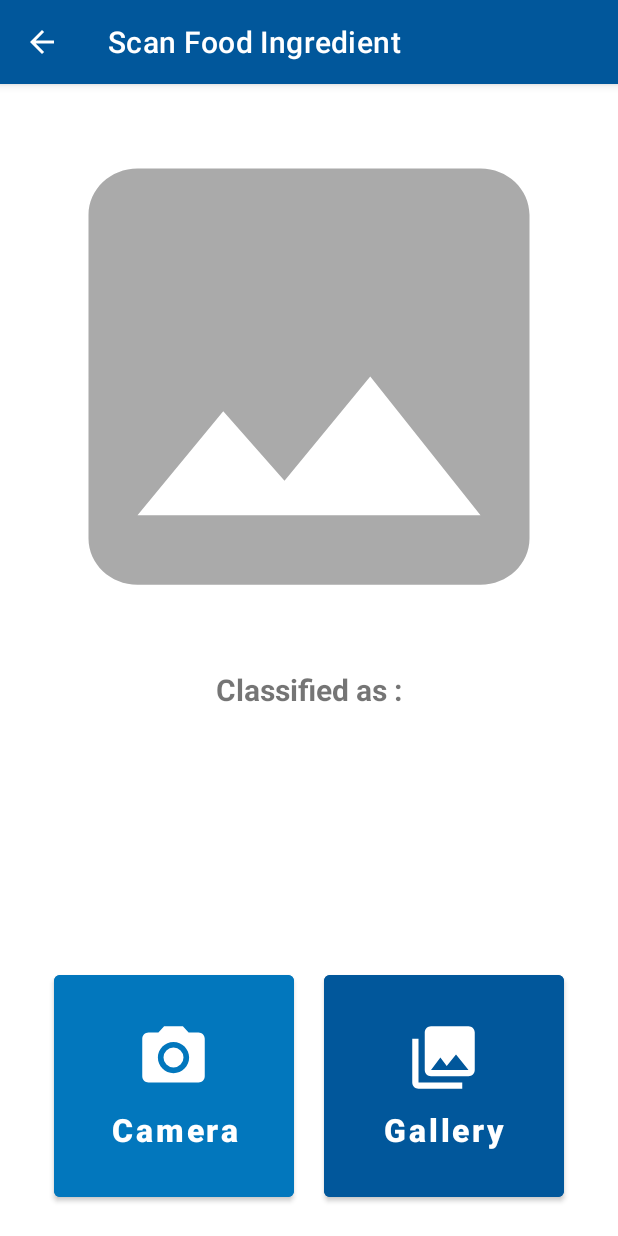
After one commit to HasyimAP/Bangkit-Project-2022, an Android app: the ScanFitnessActivity screen opened directly, with no data from a screen before it, on a phone screen of 412 x 824 dp. The commit adds this screen. Run offline under Robolectric (Android 15) with nearby library versions, the phone set to English and light mode, and no system bars; libraries missing offline, so code that uses them is left out: org.tensorflow.lite.

Commit message:
Deploy Fitness Model

```diff
--- a/app/app/build.gradle
+++ b/app/app/build.gradle
@@ -67,5 +67,5 @@ dependencies {
     implementation 'com.github.bumptech.glide:glide:4.13.1'
     implementation 'com.squareup.retrofit2:retrofit:2.9.0'
     implementation "com.squareup.retrofit2:converter-gson:2.9.0"
-    implementation "com.squareup.okhttp3:logging-interceptor:5.0.0-alpha.2"
+    implementation "com.squareup.okhttp3:logging-interceptor:5.0.0-alpha.6"
 }
--- /dev/null
+++ b/app/app/src/main/res/layout/activity_scan_fitness.xml
@@ -0,0 +1,106 @@
+<?xml version="1.0" encoding="utf-8"?>
+<RelativeLayout xmlns:android="http://schemas.android.com/apk/res/android"
+    xmlns:tools="http://schemas.android.com/tools"
+    android:layout_width="match_parent"
+    android:layout_height="match_parent"
+    tools:context=".view.fitness.ScanFitnessActivity">
+
+    <ImageView
+        android:id="@+id/imageView"
+        android:layout_width="match_parent"
+        android:layout_height="370sp"
+        android:layout_centerHorizontal="true"
+        android:layout_marginHorizontal="10sp"
+        android:layout_marginTop="10sp"
+        android:background="@drawable/ic_photo"
+        android:backgroundTint="@color/gray"
+        android:contentDescription="@string/photo" />
+
+    <TextView
+        android:layout_width="wrap_content"
+        android:layout_height="wrap_content"
+        android:layout_centerHorizontal="true"
+        android:text="@string/classified_as"
+        android:textStyle="bold"
+        android:textSize="20sp"
+        android:id="@+id/classified"
+        android:layout_below="@+id/imageView"
+        android:layout_marginTop="10sp"
+        />
+    <TextView
+        android:layout_width="wrap_content"
+        android:layout_height="wrap_content"
+        android:layout_centerHorizontal="true"
+        android:text=""
+        android:textColor="@color/hijau"
+        android:textStyle="bold"
+        android:textSize="27sp"
+        android:id="@+id/result"
+        android:layout_below="@+id/classified"
+        />
+
+    <!--    <TextView-->
+    <!--        android:id="@+id/confidencesText"-->
+    <!--        android:layout_width="wrap_content"-->
+    <!--        android:layout_height="wrap_content"-->
+    <!--        android:layout_below="@+id/result"-->
+    <!--        android:layout_centerHorizontal="true"-->
+    <!--        android:layout_marginTop="30sp"-->
+    <!--        android:text="Confidences:"-->
+    <!--        android:textSize="20sp"-->
+    <!--        android:textStyle="bold" />-->
+
+    <!--    <TextView-->
+    <!--        android:id="@+id/confidence"-->
+    <!--        android:layout_width="wrap_content"-->
+    <!--        android:layout_height="wrap_content"-->
+    <!--        android:layout_below="@+id/confidencesText"-->
+    <!--        android:layout_centerHorizontal="true"-->
+    <!--        android:text=""-->
+    <!--        android:textColor="#000"-->
+    <!--        android:textSize="22sp" />-->
+
+    <LinearLayout
+        android:layout_width="wrap_content"
+        android:layout_height="wrap_content"
+        android:layout_below="@id/result"
+        android:layout_alignParentStart="true"
+        android:layout_alignParentEnd="true"
+        android:layout_alignParentBottom="true"
+        android:gravity="bottom|center_horizontal"
+        android:orientation="horizontal">
+
+        <Button
+            android:id="@+id/button_camera"
+            android:layout_width="160dp"
+            android:layout_height="160dp"
+            android:layout_marginStart="10dp"
+            android:layout_marginEnd="10dp"
+            android:layout_marginBottom="10dp"
+            android:backgroundTint="@color/biru_muda"
+            android:drawableTop="@drawable/ic_camera"
+            android:padding="30dp"
+            android:text="@string/camera"
+            android:textAllCaps="false"
+            android:textSize="21sp"
+            android:textStyle="bold"
+            tools:ignore="ButtonStyle" />
+
+        <Button
+            android:id="@+id/button_gallery"
+            android:layout_width="160dp"
+            android:layout_height="160dp"
+            android:layout_marginStart="10dp"
+            android:layout_marginEnd="10dp"
+            android:layout_marginBottom="10dp"
+            android:backgroundTint="@color/biru_tua"
+            android:drawableTop="@drawable/ic_gallery"
+            android:padding="30dp"
+            android:text="@string/gallery"
+            android:textAllCaps="false"
+            android:textSize="21sp"
+            android:textStyle="bold"
+            tools:ignore="ButtonStyle" />
+    </LinearLayout>
+
+</RelativeLayout>
--- a/app/app/src/main/res/layout/activity_scan_food.xml
+++ b/app/app/src/main/res/layout/activity_scan_food.xml
@@ -9,9 +9,9 @@
         android:id="@+id/imageView"
         android:layout_width="match_parent"
         android:layout_height="370sp"
+        android:layout_centerHorizontal="true"
+        android:layout_marginHorizontal="10sp"
         android:layout_marginTop="10sp"
-        android:layout_marginHorizontal="10sp"
-        android:layout_centerHorizontal="true"
         android:background="@drawable/ic_photo"
         android:backgroundTint="@color/gray"
         android:contentDescription="@string/photo" />
```
Also changed, not shown: app/app/src/main/AndroidManifest.xml (+7 -4 lines), app/app/src/main/assets/fitness_label.txt (added, +8 -0 lines), app/app/src/main/java/com/fitverse/app/view/fitness/ScanFitnessActivity.kt (added, +176 -0 lines), app/app/src/main/java/com/fitverse/app/view/food/ScanFoodActivity.kt (+26 -2 lines), 1 other file.
